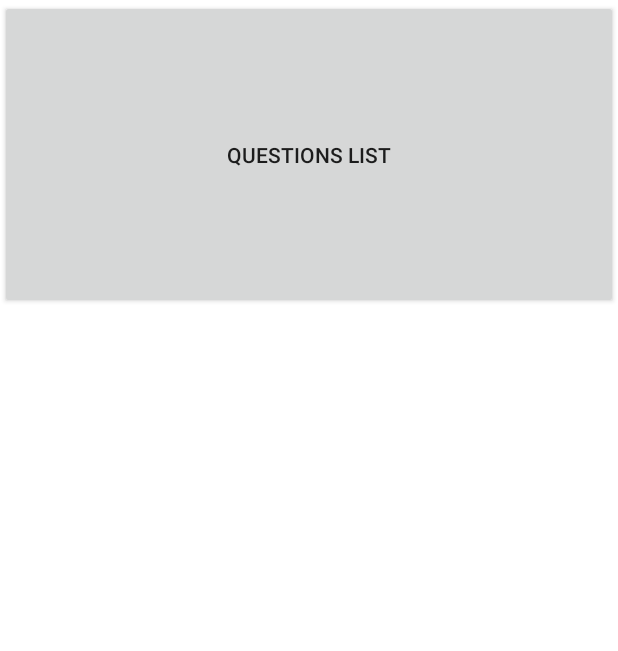
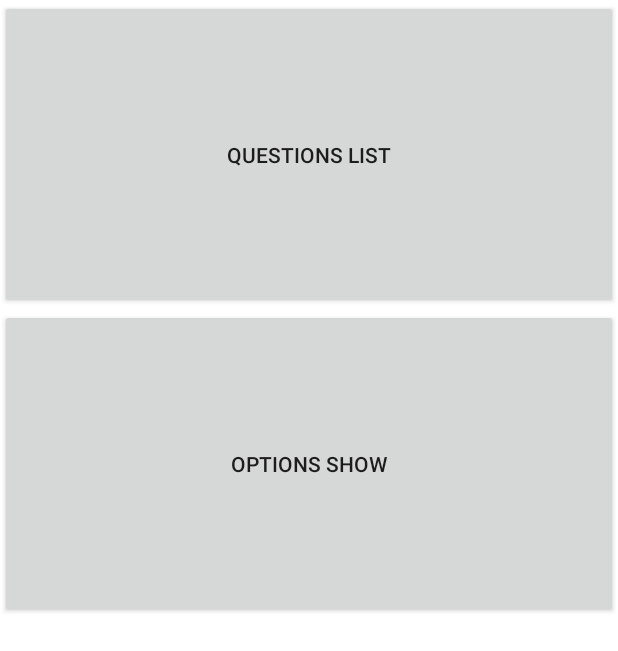
Before and after one commit to alexskobozev/radiologytest, an Android app: the screen it shows after launch (MainActivity), on a phone screen of 412 x 824 dp. Shown: the top 651 px of the screen. Run offline under Robolectric (Android 15) with nearby library versions, the phone set to English and light mode, and no system bars; our stand-ins replace data binding; libraries missing offline, so code that uses them is left out: com.facebook.stetho; 1 statement that could not run was skipped.

Commit message:
add settings fragment

```diff
--- a/app/src/main/AndroidManifest.xml
+++ b/app/src/main/AndroidManifest.xml
@@ -12,7 +12,7 @@
         android:supportsRtl="true"
         android:theme="@style/AppTheme"
         tools:ignore="GoogleAppIndexingWarning">
-        <activity android:name=".MainActivity">
+        <activity android:name=".ui.MainActivity">
             <intent-filter>
                 <action android:name="android.intent.action.MAIN" />
                 <category android:name="android.intent.category.LAUNCHER" />
--- a/app/src/main/java/com/wishnewjam/radiologytest/QuestionsListAdapter.kt
+++ b/app/src/main/java/com/wishnewjam/radiologytest/QuestionsListAdapter.kt
@@ -6,6 +6,7 @@ import androidx.databinding.DataBindingUtil
 import androidx.databinding.ViewDataBinding
 import androidx.recyclerview.widget.RecyclerView
 import com.wishnewjam.radiologytest.db.QuestionsEntity
+import com.wishnewjam.radiologytest.ui.QuestionsListViewHolder
 
 class QuestionsListAdapter : RecyclerView.Adapter<QuestionsListViewHolder>() {
 
--- a/app/src/main/java/com/wishnewjam/radiologytest/MainActivity.kt
+++ b/app/src/main/java/com/wishnewjam/radiologytest/ui/MainActivity.kt
@@ -1,7 +1,8 @@
-package com.wishnewjam.radiologytest
+package com.wishnewjam.radiologytest.ui
 
 import android.os.Bundle
 import androidx.appcompat.app.AppCompatActivity
+import com.wishnewjam.radiologytest.R
 
 class MainActivity : AppCompatActivity() {
 
--- a/app/src/main/java/com/wishnewjam/radiologytest/MainFragment.kt
+++ b/app/src/main/java/com/wishnewjam/radiologytest/ui/MainFragment.kt
@@ -1,4 +1,4 @@
-package com.wishnewjam.radiologytest
+package com.wishnewjam.radiologytest.ui
 
 import android.os.Bundle
 import android.view.LayoutInflater
@@ -9,6 +9,7 @@ import androidx.fragment.app.Fragment
 import androidx.fragment.app.viewModels
 import androidx.navigation.NavController
 import androidx.navigation.findNavController
+import com.wishnewjam.radiologytest.R
 import com.wishnewjam.radiologytest.databinding.FragmentMainBinding
 import com.wishnewjam.radiologytest.utilities.EventListener
 import com.wishnewjam.radiologytest.utilities.EventObserver
@@ -25,12 +26,16 @@ class MainFragment : Fragment() {
     override fun onCreateView(inflater: LayoutInflater, container: ViewGroup?,
                               savedInstanceState: Bundle?): View? {
         val binding: FragmentMainBinding =
-                DataBindingUtil.inflate(inflater, R.layout.fragment_main, container, false)
+                DataBindingUtil.inflate(inflater,
+                        R.layout.fragment_main, container, false)
         val rootView = binding.root
 
         registerNavigation()
         binding.viewModel = viewModel
-        binding.questionsListDirection = MainFragmentDirections.actionMainFragmentToQuestionsList()
+        binding.questionsListDirection =
+                MainFragmentDirections.actionMainFragmentToQuestionsList()
+        binding.quizSettingsDirection =
+                MainFragmentDirections.actionMainFragmentToQuizSettings()
         return rootView
     }
 
--- a/app/src/main/java/com/wishnewjam/radiologytest/QuestionsListViewHolder.kt
+++ b/app/src/main/java/com/wishnewjam/radiologytest/ui/QuestionsListViewHolder.kt
@@ -1,4 +1,4 @@
-package com.wishnewjam.radiologytest
+package com.wishnewjam.radiologytest.ui
 
 import androidx.databinding.ViewDataBinding
 import androidx.databinding.library.baseAdapters.BR
--- a/app/src/main/java/com/wishnewjam/radiologytest/utilities/InjectorUtils.kt
+++ b/app/src/main/java/com/wishnewjam/radiologytest/utilities/InjectorUtils.kt
@@ -21,6 +21,7 @@ import com.wishnewjam.radiologytest.QuestionsRepository
 import com.wishnewjam.radiologytest.db.AppDatabase
 import com.wishnewjam.radiologytest.viewmodels.MainViewModelFactory
 import com.wishnewjam.radiologytest.viewmodels.QuestionsListViewModelFactory
+import com.wishnewjam.radiologytest.viewmodels.QuizSettingsViewModelFactory
 
 object InjectorUtils {
 
@@ -39,6 +40,11 @@ object InjectorUtils {
         return QuestionsListViewModelFactory(repository)
     }
 
+    fun provideQuizSettingsViewModelFactory(context: Context): QuizSettingsViewModelFactory {
+        val repository = getQuestionsRepository(context)
+        return QuizSettingsViewModelFactory(repository)
+    }
+
     fun provideMainViewModelFactory(): MainViewModelFactory {
         return MainViewModelFactory()
     }
--- a/app/src/main/java/com/wishnewjam/radiologytest/viewmodels/QuestionsListViewModel.kt
+++ b/app/src/main/java/com/wishnewjam/radiologytest/viewmodels/QuestionsListViewModel.kt
@@ -1,6 +1,5 @@
 package com.wishnewjam.radiologytest.viewmodels
 
-import android.util.Log
 import androidx.lifecycle.LiveData
 import androidx.lifecycle.MutableLiveData
 import androidx.lifecycle.Transformations
@@ -25,10 +24,6 @@ class QuestionsListViewModel(private val trainRepository: QuestionsRepository) :
         }
     }
 
-    init {
-        Log.d("Some", "Some some")
-    }
-
     @ExperimentalCoroutinesApi
     override fun onCleared() {
         super.onCleared()
--- a/app/src/main/res/layout/activity_main.xml
+++ b/app/src/main/res/layout/activity_main.xml
@@ -4,7 +4,7 @@
     xmlns:tools="http://schemas.android.com/tools"
     android:layout_width="match_parent"
     android:layout_height="match_parent"
-    tools:context=".MainActivity">
+    tools:context=".ui.MainActivity">
 
     <fragment
         android:id="@+id/nav_host_fragment"
--- a/app/src/main/res/layout/fragment_main.xml
+++ b/app/src/main/res/layout/fragment_main.xml
@@ -9,7 +9,7 @@
 
 
         <androidx.appcompat.widget.AppCompatButton
-            android:id="@+id/btn_0_pushups"
+            android:id="@+id/btn_go_questions_list"
             android:layout_width="match_parent"
             android:layout_height="0dp"
             android:onClick="@{() -> viewModel.setNewDestination(questionsListDirection.getActionId())}"
@@ -19,6 +19,19 @@
             app:layout_constraintHeight_percent="0.25"
             app:layout_constraintStart_toStartOf="parent"
             app:layout_constraintTop_toTopOf="parent" />
+
+        <androidx.appcompat.widget.AppCompatButton
+            android:id="@+id/btn_go_quiz_settings"
+            android:layout_width="match_parent"
+            android:layout_height="0dp"
+            android:onClick="@{() -> viewModel.setNewDestination(quizSettingsDirection.getActionId())}"
+            android:text="@string/go_with_options"
+            app:layout_constraintEnd_toEndOf="parent"
+            app:layout_constraintHeight_default="percent"
+            app:layout_constraintHeight_percent="0.25"
+            app:layout_constraintStart_toStartOf="parent"
+            app:layout_constraintTop_toBottomOf="@+id/btn_go_questions_list" />
+
 
     </androidx.constraintlayout.widget.ConstraintLayout>
 
@@ -31,6 +44,10 @@
         <variable
             name="questionsListDirection"
             type="androidx.navigation.NavDirections" />
+
+        <variable
+            name="quizSettingsDirection"
+            type="androidx.navigation.NavDirections" />
     </data>
 
 </layout>
--- a/app/src/main/res/navigation/nav_graph.xml
+++ b/app/src/main/res/navigation/nav_graph.xml
@@ -6,18 +6,26 @@
 
     <fragment
         android:id="@+id/fragment_main"
-        android:name="com.wishnewjam.radiologytest.MainFragment"
+        android:name="com.wishnewjam.radiologytest.ui.MainFragment"
         android:label="Main">
         <action
             android:id="@+id/action_mainFragment_to_QuestionsList"
             app:destination="@id/fragment_questions_list" />
+
+        <action
+            android:id="@+id/action_mainFragment_to_QuizSettings"
+            app:destination="@id/fragment_quiz_settings" />
     </fragment>
 
     <fragment
         android:id="@+id/fragment_questions_list"
-        android:name="com.wishnewjam.radiologytest.QuestionsListFragment"
-        android:label="QuestionsList">
-    </fragment>
+        android:name="com.wishnewjam.radiologytest.ui.QuestionsListFragment"
+        android:label="QuestionsList" />
+
+    <fragment
+        android:id="@+id/fragment_quiz_settings"
+        android:name="com.wishnewjam.radiologytest.ui.QuizSettingsFragment"
+        android:label="QuizSettings" />
 
     <!--    <fragment-->
     <!--        android:id="@+id/fragment_pushup"-->
--- a/app/src/main/res/values/strings.xml
+++ b/app/src/main/res/values/strings.xml
@@ -5,4 +5,5 @@
     <string name="theme_label">Theme number: %1$s</string>
     <string name="search">Search</string>
     <string name="title_questions_list">Questions list</string>
+    <string name="go_with_options">Options show</string>
 </resources>
```
Also changed, not shown: app/src/main/java/com/wishnewjam/radiologytest/db/AppDatabase.kt (+0 -14 lines), app/src/main/java/com/wishnewjam/radiologytest/ui/QuestionsListFragment.kt (renamed from app/src/main/java/com/wishnewjam/radiologytest/QuestionsListFragment.kt, +5 -11 lines), app/src/main/java/com/wishnewjam/radiologytest/ui/QuizSettingsFragment.kt (added, +55 -0 lines), app/src/main/java/com/wishnewjam/radiologytest/viewmodels/QuizSettingsViewModel.kt (added, +25 -0 lines), app/src/main/java/com/wishnewjam/radiologytest/viewmodels/QuizSettingsViewModelFactory.kt (added, +13 -0 lines), app/src/main/res/layout/fragment_quizsettings.xml (added, +23 -0 lines).
